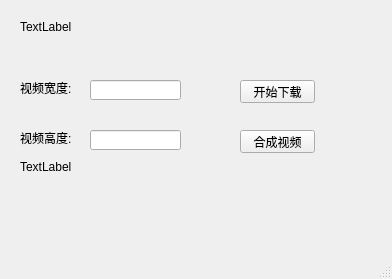
Before: the Qt Designer form mainwindow.ui in 80491636/douyin_down, drawn with Qt 5.
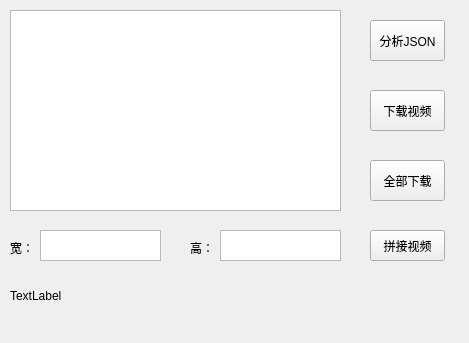
After: the same form once the commit is applied.

Commit message: 不再读取foo.txt。直接读取raw_data中的json数据文件。进行下载视频。并录入数据库。

Diff of the .ui file:
```diff
--- a/mainwindow.ui
+++ b/mainwindow.ui
@@ -6,20 +6,82 @@
    <rect>
     <x>0</x>
     <y>0</y>
-    <width>392</width>
-    <height>279</height>
+    <width>469</width>
+    <height>343</height>
    </rect>
   </property>
   <property name="windowTitle">
    <string>MainWindow</string>
   </property>
   <widget class="QWidget" name="centralwidget">
-   <widget class="QLabel" name="notice_label">
+   <widget class="QPushButton" name="btn_joinVideo">
     <property name="geometry">
      <rect>
-      <x>20</x>
+      <x>370</x>
+      <y>230</y>
+      <width>75</width>
+      <height>31</height>
+     </rect>
+    </property>
+    <property name="text">
+     <string>拼接视频</string>
+    </property>
+   </widget>
+   <widget class="QPushButton" name="btn_splitVideo">
+    <property name="geometry">
+     <rect>
+      <x>370</x>
       <y>20</y>
-      <width>351</width>
+      <width>75</width>
+      <height>41</height>
+     </rect>
+    </property>
+    <property name="text">
+     <string>分析JSON</string>
+    </property>
+   </widget>
+   <widget class="QListWidget" name="listWidget">
+    <property name="geometry">
+     <rect>
+      <x>10</x>
+      <y>10</y>
+      <width>331</width>
+      <height>201</height>
+     </rect>
+    </property>
+   </widget>
+   <widget class="QPushButton" name="btn_downVideo">
+    <property name="geometry">
+     <rect>
+      <x>370</x>
+      <y>90</y>
+      <width>75</width>
+      <height>41</height>
+     </rect>
+    </property>
+    <property name="text">
+     <string>下载视频</string>
+    </property>
+   </widget>
+   <widget class="QPushButton" name="btn_downAll">
+    <property name="geometry">
+     <rect>
+      <x>370</x>
+      <y>160</y>
+      <width>75</width>
+      <height>41</height>
+     </rect>
+    </property>
+    <property name="text">
+     <string>全部下载</string>
+    </property>
+   </widget>
+   <widget class="QLabel" name="label">
+    <property name="geometry">
+     <rect>
+      <x>10</x>
+      <y>280</y>
+      <width>451</width>
       <height>31</height>
      </rect>
     </property>
@@ -27,101 +89,53 @@
      <string>TextLabel</string>
     </property>
     <property name="alignment">
-     <set>Qt::AlignLeading|Qt::AlignLeft|Qt::AlignTop</set>
+     <set>Qt::AlignLeading|Qt::AlignLeft|Qt::AlignVCenter</set>
     </property>
    </widget>
-   <widget class="QPushButton" name="down_btn">
+   <widget class="QTextEdit" name="textE_width">
     <property name="geometry">
      <rect>
-      <x>240</x>
-      <y>80</y>
-      <width>75</width>
-      <height>23</height>
+      <x>40</x>
+      <y>230</y>
+      <width>121</width>
+      <height>31</height>
      </rect>
-    </property>
-    <property name="text">
-     <string>开始下载</string>
-    </property>
-   </widget>
-   <widget class="QPushButton" name="merge_btn">
-    <property name="geometry">
-     <rect>
-      <x>240</x>
-      <y>130</y>
-      <width>75</width>
-      <height>23</height>
-     </rect>
-    </property>
-    <property name="text">
-     <string>合成视频</string>
-    </property>
-   </widget>
-   <widget class="QLineEdit" name="w_txt">
-    <property name="geometry">
-     <rect>
-      <x>90</x>
-      <y>80</y>
-      <width>91</width>
-      <height>20</height>
-     </rect>
-    </property>
-    <property name="text">
-     <string/>
     </property>
    </widget>
    <widget class="QLabel" name="label_2">
     <property name="geometry">
      <rect>
-      <x>20</x>
-      <y>80</y>
-      <width>61</width>
+      <x>10</x>
+      <y>240</y>
+      <width>31</width>
       <height>16</height>
      </rect>
     </property>
     <property name="text">
-     <string>视频宽度:</string>
+     <string>宽：</string>
     </property>
    </widget>
    <widget class="QLabel" name="label_3">
     <property name="geometry">
      <rect>
-      <x>20</x>
-      <y>130</y>
-      <width>61</width>
+      <x>190</x>
+      <y>240</y>
+      <width>31</width>
       <height>16</height>
      </rect>
     </property>
     <property name="text">
-     <string>视频高度:</string>
+     <string>高：</string>
     </property>
    </widget>
-   <widget class="QLineEdit" name="h_txt">
+   <widget class="QTextEdit" name="textE_height">
     <property name="geometry">
      <rect>
-      <x>90</x>
-      <y>130</y>
-      <width>91</width>
-      <height>20</height>
+      <x>220</x>
+      <y>230</y>
+      <width>121</width>
+      <height>31</height>
      </rect>
-    </property>
-    <property name="text">
-     <string/>
-    </property>
-   </widget>
-   <widget class="QLabel" name="log_label">
-    <property name="geometry">
-     <rect>
-      <x>20</x>
-      <y>160</y>
-      <width>351</width>
-      <height>61</height>
-     </rect>
-    </property>
-    <property name="text">
-     <string>TextLabel</string>
-    </property>
-    <property name="alignment">
-     <set>Qt::AlignLeading|Qt::AlignLeft|Qt::AlignTop</set>
     </property>
    </widget>
   </widget>
@@ -135,7 +149,6 @@
     </rect>
    </property>
   </widget>
-  <widget class="QStatusBar" name="statusbar"/>
  </widget>
  <resources/>
  <connections/>
```
Left out of the diff: 2 changed lines with no effect on the pictures. The commit also changes 7 other files.
